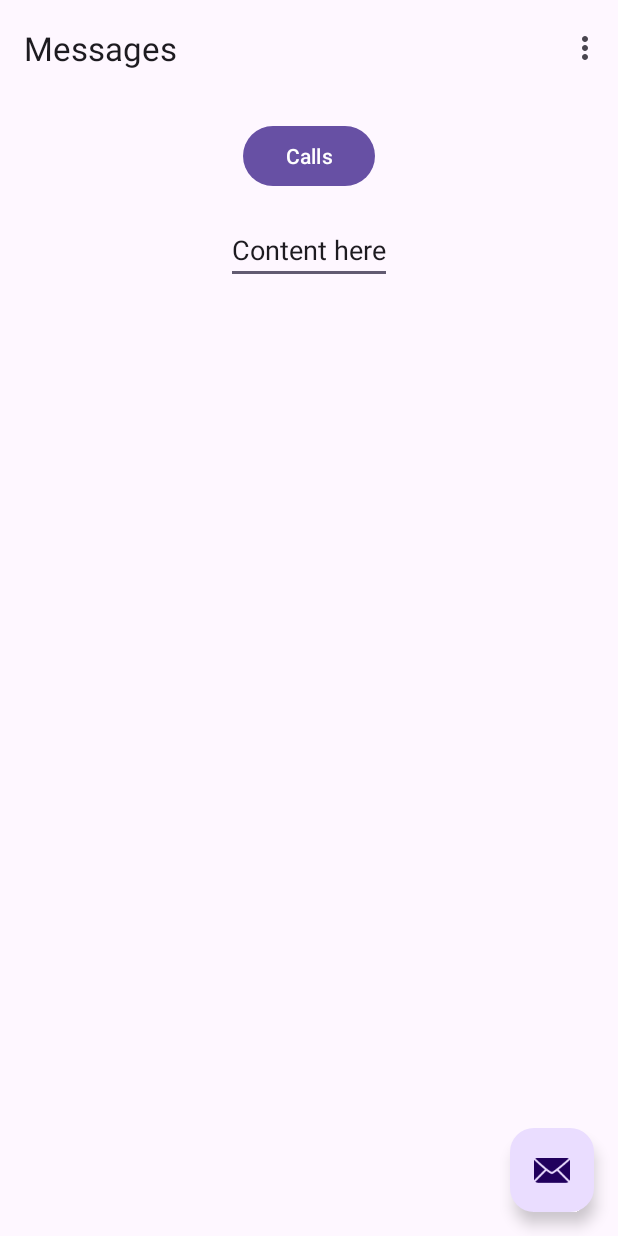
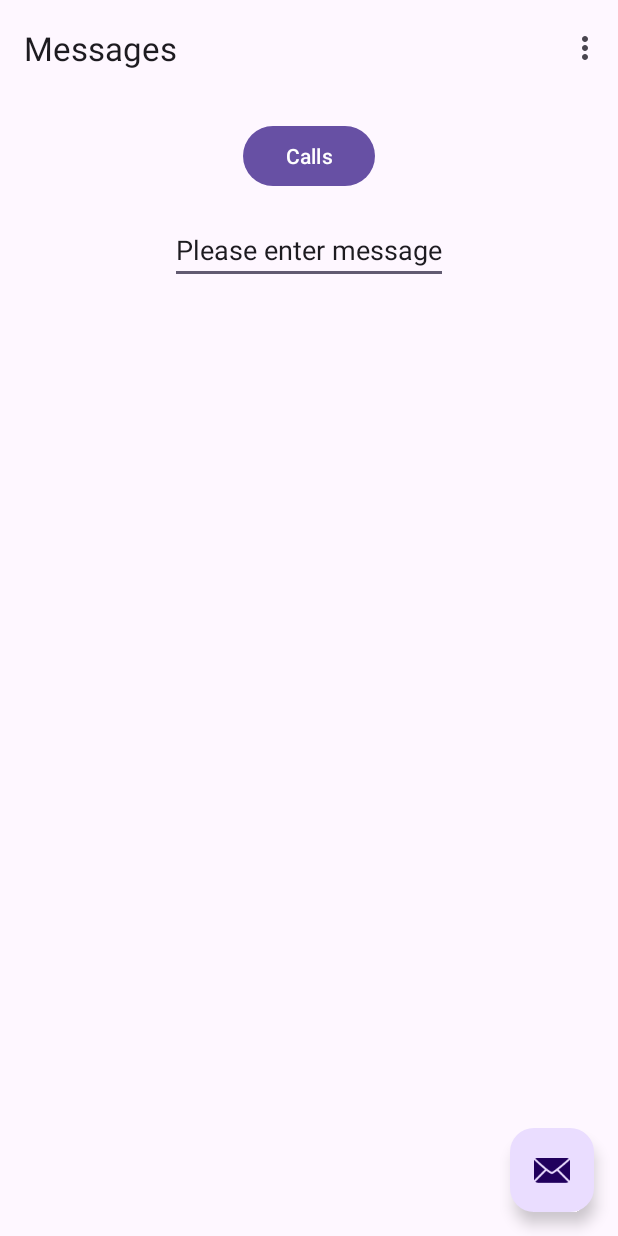
Before and after one commit to akabihno/bluetooth-network, an Android app: the screen it shows after launch (MainActivity), on a phone screen of 412 x 824 dp. Run offline under Robolectric (Android 15) with nearby library versions, the phone set to English and light mode, and no system bars; our stand-ins replace navigation-ui.

Commit message:
support custom message

```diff
--- a/app/src/main/java/com/garin/bluetooth_network/MainActivity.java
+++ b/app/src/main/java/com/garin/bluetooth_network/MainActivity.java
@@ -39,8 +39,6 @@ public class MainActivity extends AppCompatActivity {
     protected void onCreate(Bundle savedInstanceState) {
         super.onCreate(savedInstanceState);
 
-        editTextMessage = findViewById(R.id.textview_first);
-
         BluetoothAdapter bluetoothAdapter = BluetoothAdapter.getDefaultAdapter();
         if (bluetoothAdapter == null) {
             this.showNoBluetoothSupportMessage();
@@ -76,6 +74,8 @@ public class MainActivity extends AppCompatActivity {
         NavController navController = Navigation.findNavController(this, R.id.nav_host_fragment_content_main);
         appBarConfiguration = new AppBarConfiguration.Builder(navController.getGraph()).build();
         NavigationUI.setupActionBarWithNavController(this, navController, appBarConfiguration);
+
+        editTextMessage = findViewById(R.id.textview_first);
 
         binding.fab.setOnClickListener(view -> {
             Snackbar.make(view, "Sending SIP MESSAGE...", Snackbar.LENGTH_LONG)
--- a/app/src/main/res/values/strings.xml
+++ b/app/src/main/res/values/strings.xml
@@ -8,7 +8,7 @@
     <string name="messages">Messages</string>
 
     <string name="messages_content">
-        Content here
+        Please enter message
     </string>
     <string name="calls_content">
         Content here
```
